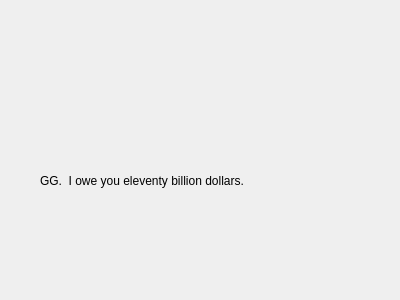
Old version of the form MarketSimulation/finalscreen.ui in the repository dwattttt/marketsim.
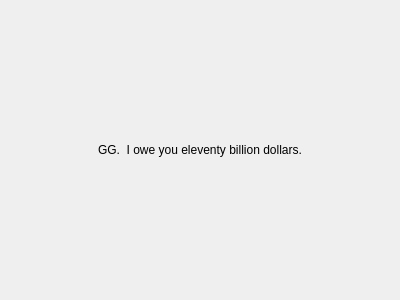
New version of the form.

Commit message: Updated the layouts on the ui screens. Should be a bit nicer.

Diff of the .ui file:
```diff
--- a/MarketSimulation/finalscreen.ui
+++ b/MarketSimulation/finalscreen.ui
@@ -13,19 +13,71 @@
   <property name="windowTitle">
    <string>Form</string>
   </property>
-  <widget class="QLabel" name="label">
-   <property name="geometry">
-    <rect>
-     <x>40</x>
-     <y>120</y>
-     <width>351</width>
-     <height>121</height>
-    </rect>
-   </property>
-   <property name="text">
-    <string>GG.  I owe you eleventy billion dollars.</string>
-   </property>
-  </widget>
+  <layout class="QHBoxLayout" name="horizontalLayout">
+   <item>
+    <spacer name="horizontalSpacer">
+     <property name="orientation">
+      <enum>Qt::Horizontal</enum>
+     </property>
+     <property name="sizeHint" stdset="0">
+      <size>
+       <width>64</width>
+       <height>20</height>
+      </size>
+     </property>
+    </spacer>
+   </item>
+   <item>
+    <layout class="QVBoxLayout" name="verticalLayout">
+     <item>
+      <spacer name="verticalSpacer">
+       <property name="orientation">
+        <enum>Qt::Vertical</enum>
+       </property>
+       <property name="sizeHint" stdset="0">
+        <size>
+         <width>20</width>
+         <height>40</height>
+        </size>
+       </property>
+      </spacer>
+     </item>
+     <item>
+      <widget class="QLabel" name="label">
+       <property name="text">
+        <string>GG.  I owe you eleventy billion dollars.</string>
+       </property>
+      </widget>
+     </item>
+     <item>
+      <spacer name="verticalSpacer_2">
+       <property name="orientation">
+        <enum>Qt::Vertical</enum>
+       </property>
+       <property name="sizeHint" stdset="0">
+        <size>
+         <width>20</width>
+         <height>40</height>
+        </size>
+       </property>
+      </spacer>
+     </item>
+    </layout>
+   </item>
+   <item>
+    <spacer name="horizontalSpacer_2">
+     <property name="orientation">
+      <enum>Qt::Horizontal</enum>
+     </property>
+     <property name="sizeHint" stdset="0">
+      <size>
+       <width>64</width>
+       <height>20</height>
+      </size>
+     </property>
+    </spacer>
+   </item>
+  </layout>
  </widget>
  <resources/>
  <connections/>
```
The commit also changes 14 other files.
